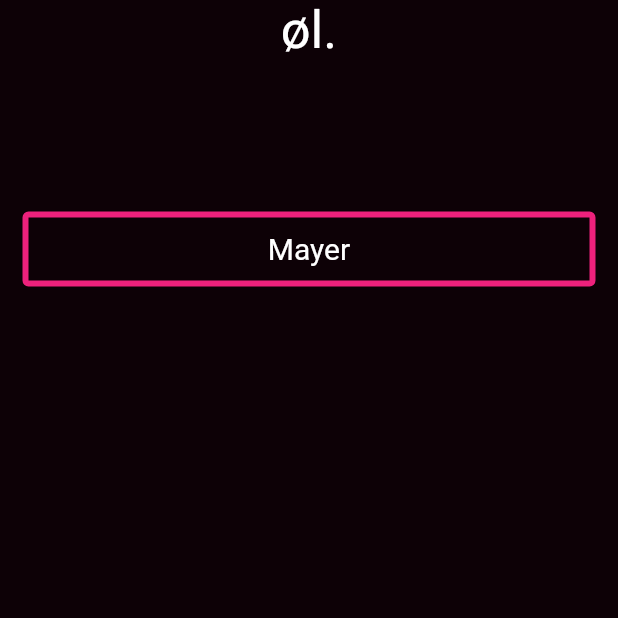
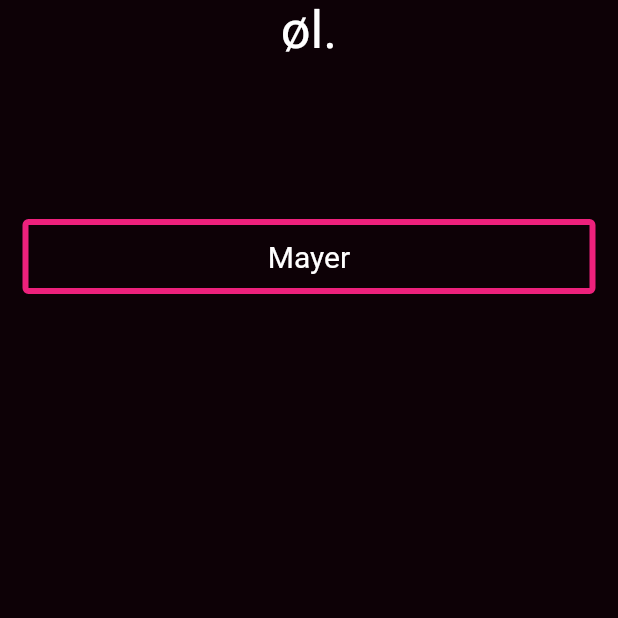
Before and after one commit to BellyMeister/druk-spil, a Flutter app: the screen it shows after launch, on a phone screen of 412 x 824 dp, the top half of it. Run offline on Flutter 3.47's test engine with Material 2 defaults, Android fonts, the phone set to English and light mode, and no system bars.

Commit message:
padding for readability

```diff
--- a/lib/components/outlined_button.dart
+++ b/lib/components/outlined_button.dart
@@ -9,7 +9,9 @@ class CustomOutlinedButton extends StatelessWidget {
 
   @override
   Widget build(BuildContext context) {
-    return OutlinedButton(
+    return Padding(
+      padding: const EdgeInsets.symmetric(vertical: 5),
+      child: OutlinedButton(
         style: ButtonStyle(
           minimumSize: MaterialStateProperty.all<Size>(Size(double.infinity, 50)),
           backgroundColor: MaterialStateProperty.all<Color>(Theme.of(context).primaryColor),
@@ -20,6 +22,7 @@ class CustomOutlinedButton extends StatelessWidget {
         ),
         child: Text(text),
         onPressed: onPressed,
+      ),
     );
   }
 }
```
Lines whose indentation alone changed are shown as unchanged.
